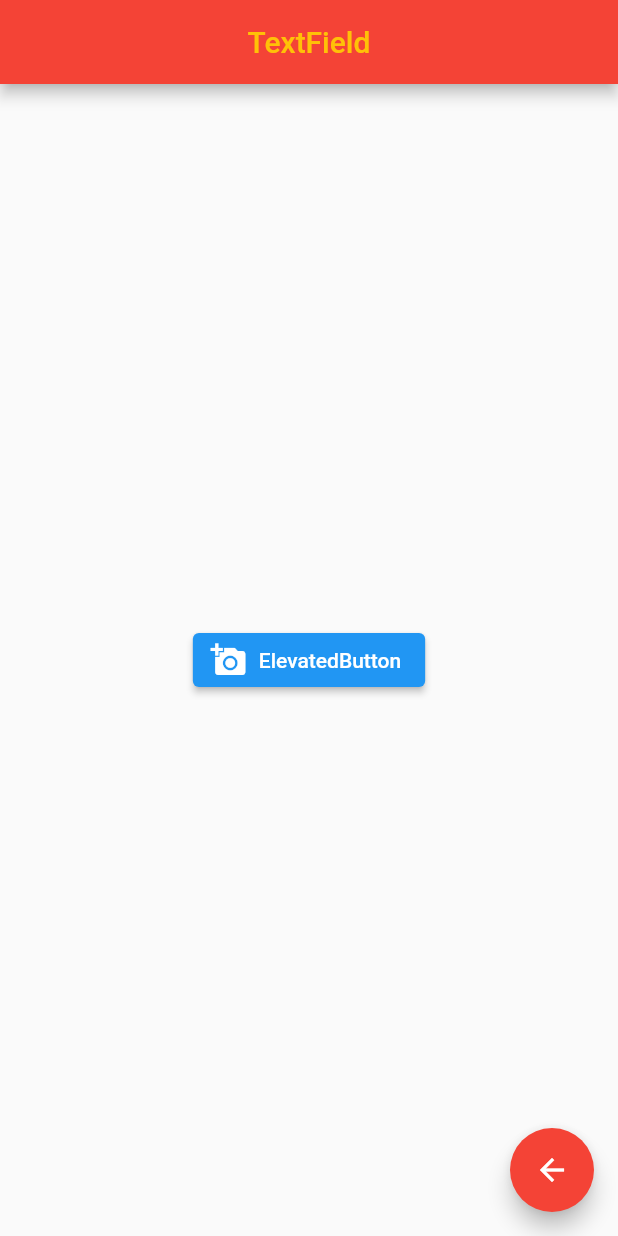
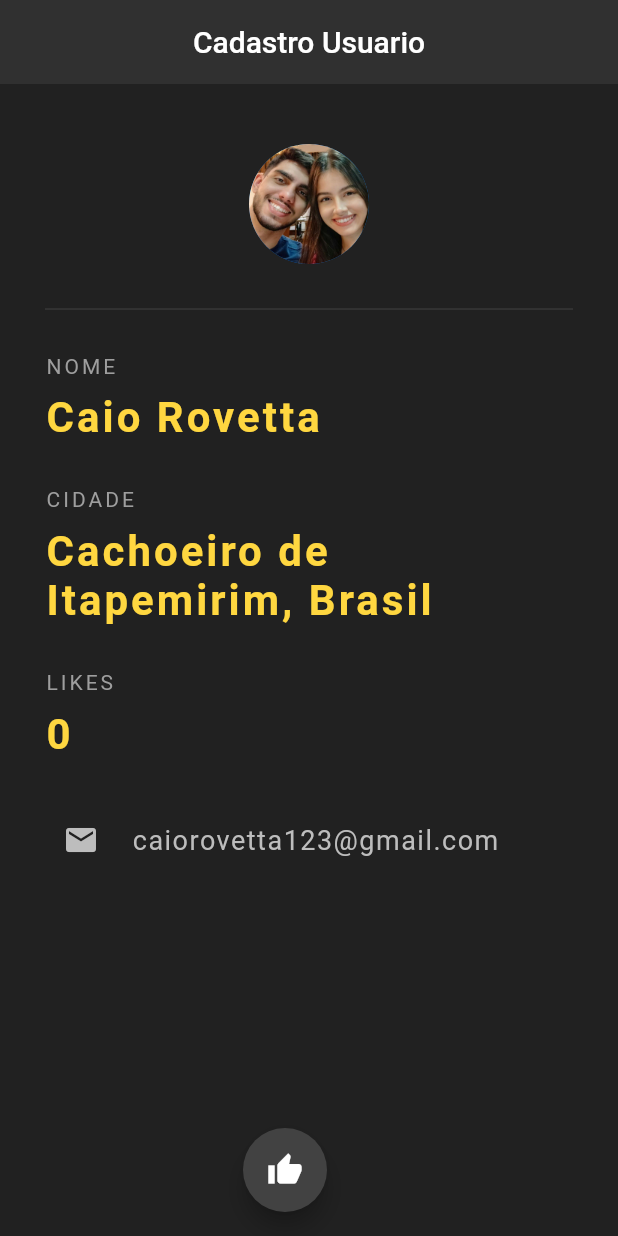
Before and after one commit to CaioRovetta15/flutterApp1, a Flutter app: the screen it shows after launch, on a phone screen of 412 x 824 dp. Run offline on Flutter 3.47's test engine with Material 2 defaults, Android fonts, the light colour scheme and no system bars.

Commit message:
some changes

```diff
--- a/tutorial1/lib/main.dart
+++ b/tutorial1/lib/main.dart
@@ -1,36 +1,134 @@
-// ignore_for_file: prefer_const_constructors, avoid_print
+// ignore_for_file: prefer_const_constructors, avoid_print, use_key_in_widget_constructors, unnecessary_string_interpolations
 
 import 'package:flutter/material.dart';
+// import 'package:flutter/services.dart';
 
-void main() {
-  runApp(MaterialApp(home: const Home()));
+void main() => runApp(MaterialApp(
+      home: NinjaCard(),
+    ));
+
+class NinjaCard extends StatefulWidget {
+  @override
+  State<NinjaCard> createState() => _NinjaCardState();
 }
 
-class Home extends StatelessWidget {
-  const Home({Key? key}) : super(key: key);
-
+class _NinjaCardState extends State<NinjaCard> {
+  int ninjaLevel = 0;
+  String email = "caiorovetta123@gmail.com";
   @override
   Widget build(BuildContext context) {
     return Scaffold(
+      backgroundColor: Colors.grey[900],
       appBar: AppBar(
-        title: Text(
-          'TextField',
-          style: const TextStyle(height: 0, fontSize: 20, color: Colors.amber),
-        ),
+        title: Text('Cadastro Usuario'),
         centerTitle: true,
-        backgroundColor: Colors.red,
+        backgroundColor: Colors.grey[850],
+        elevation: 0.0,
       ),
-      body: Center(
-        child: ElevatedButton.icon(
-          onPressed: () {},
-          icon: Icon(Icons.add_a_photo),
-          label: Text('ElevatedButton'),
+      body: Padding(
+        padding: const EdgeInsets.fromLTRB(30.0, 40.0, 30.0, 0),
+        child: Column(
+          crossAxisAlignment: CrossAxisAlignment.start,
+          children: <Widget>[
+            Center(
+              child: CircleAvatar(
+                radius: 40.0,
+                backgroundImage: AssetImage('images/foto.jpg'),
+              ),
+            ),
+            Divider(
+              color: Colors.grey[800],
+              height: 60.0,
+            ),
+            Text(
+              'NOME',
+              style: TextStyle(
+                color: Colors.grey,
+                letterSpacing: 2.0,
+              ),
+            ),
+            SizedBox(height: 10.0),
+            Text(
+              'Caio Rovetta',
+              style: TextStyle(
+                color: Colors.amberAccent[200],
+                fontWeight: FontWeight.bold,
+                fontSize: 28.0,
+                letterSpacing: 2.0,
+              ),
+            ),
+            SizedBox(height: 30.0),
+            Text(
+              'CIDADE',
+              style: TextStyle(
+                color: Colors.grey,
+                letterSpacing: 2.0,
+              ),
+            ),
+            SizedBox(height: 10.0),
+            Text(
+              'Cachoeiro de Itapemirim, Brasil',
+              style: TextStyle(
+                color: Colors.amberAccent[200],
+                fontWeight: FontWeight.bold,
+                fontSize: 28.0,
+                letterSpacing: 2.0,
+              ),
+            ),
+            SizedBox(height: 30.0),
+            Text(
+              'LIKES',
+              style: TextStyle(
+                color: Colors.grey,
+                letterSpacing: 2.0,
+              ),
+            ),
+            SizedBox(height: 10.0),
+            Text(
+              '$ninjaLevel',
+              style: TextStyle(
+                color: Colors.amberAccent[200],
+                fontWeight: FontWeight.bold,
+                fontSize: 28.0,
+                letterSpacing: 2.0,
+              ),
+            ),
+            SizedBox(height: 30.0),
+            Row(
+              children: <Widget>[
+                IconButton(
+                  onPressed:(){
+                        // Clipboard.setData(ClipboardData(text: email));
+                  },
+                  icon: Icon(Icons.email, color: Colors.grey[400]),
+                ),
+                SizedBox(width: 10.0),
+                SelectableText(
+                  '$email',
+                  style: TextStyle(
+                    color: Colors.grey[400],
+                    fontSize: 18.0,
+                    letterSpacing: 1.0,
+                  ),
+                )
+              ],
+            ),
+          ],
         ),
       ),
-      floatingActionButton: FloatingActionButton(
-        onPressed: () {},
-        backgroundColor: Colors.red,
-        child: Icon(Icons.arrow_back),
+      floatingActionButton: Row(
+        mainAxisAlignment: MainAxisAlignment.spaceEvenly,
+        children: [
+          FloatingActionButton(
+            onPressed: () {
+              setState(() {
+                ninjaLevel += 1;
+              });
+            },
+            child: Icon(Icons.thumb_up),
+            backgroundColor: Colors.grey[800],
+          ),
+        ],
       ),
     );
   }
```
Also changed, not shown: tutorial1/images/comp.png (deleted), tutorial1/images/foto.jpg (added), 1 other file.
